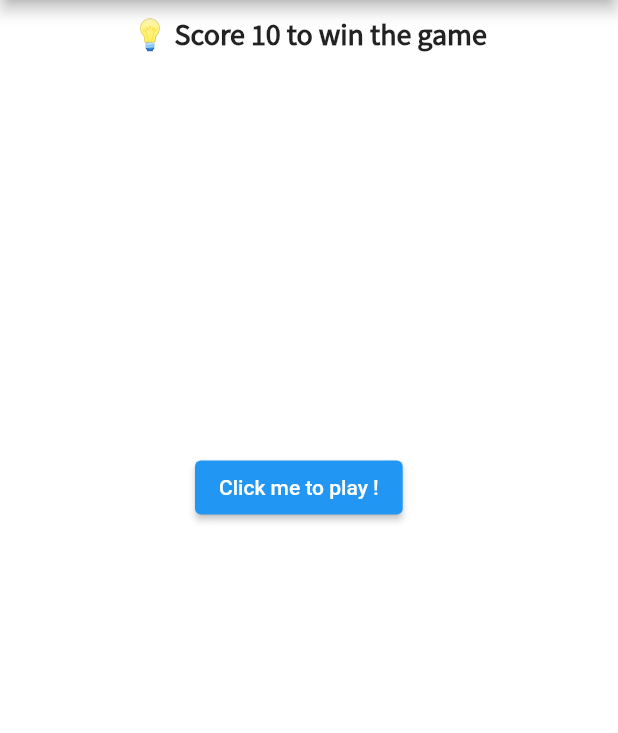
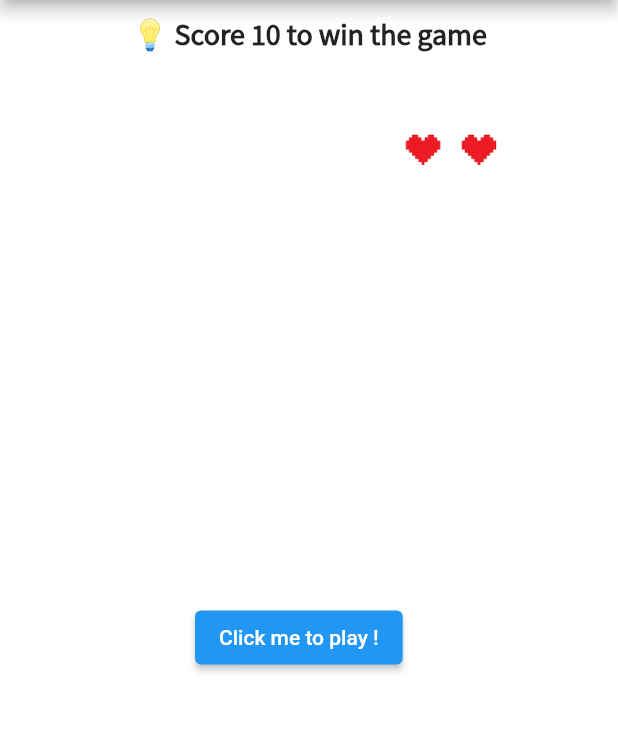
Before and after one commit to AnthonyEdwardStark3000/Flutter, a Flutter app: the screen it shows after launch, after a tap on "Click me to play !", on a phone screen of 412 x 824 dp, the part 84-817 px from its top. Run offline on Flutter 3.47's test engine with Material 2 defaults, Android fonts, the light colour scheme and no system bars; missing offline and left inert: dice_icons.

Commit message:
Dice application in final stage

```diff
--- a/Dice/lib/main.dart
+++ b/Dice/lib/main.dart
@@ -1,5 +1,6 @@
 import 'package:flutter/material.dart';
 import 'package:dice_icons/dice_icons.dart';
+import 'dart:math';
 
 void main() {
   runApp(MaterialApp(
@@ -28,25 +29,39 @@ void main() {
   ));
 }
 
-class DicePage extends StatelessWidget {
+class DicePage extends StatefulWidget {
   const DicePage({Key? key}) : super(key: key);
 
   @override
+  State<DicePage> createState() => _DicePageState();
+}
+
+class _DicePageState extends State<DicePage> {
+  int leftDiceNumber = 1;
+  int rightDiceNumber = 2;
+  int life = 3;
+
+  @override
   Widget build(BuildContext context) {
-    var leftDiceNumber = 1;
-    var rightDiceNumber = 2;
     return Column(
       children: [
         Padding(
-          padding: const EdgeInsets.all(10.0),
+          padding: const EdgeInsets.only(left: 10.0, right: 10.0, top: 10.0),
           child: Text('💡 Score 10 to win the game',
               style: TextStyle(
                   fontWeight: FontWeight.bold,
                   fontFamily: 'SourceSansPro',
                   fontSize: 20.0)),
         ),
+        Row(mainAxisAlignment: MainAxisAlignment.end, children: [
+          Container(
+            child: Expanded(child: Image.asset('images/$life.png')),
+            width: 260,
+            height: 130,
+          )
+        ]),
         Padding(
-          padding: const EdgeInsets.only(top: 40.0, bottom: 10.0),
+          padding: const EdgeInsets.only(bottom: 30.0),
           child: Row(
             children: [
               Expanded(
@@ -67,7 +82,15 @@ class DicePage extends StatelessWidget {
             SizedBox(width: 130.0),
             ElevatedButton(
               onPressed: () {
-                print('Clicked');
+                setState(() {
+                  leftDiceNumber = Random().nextInt(6) + 1;
+                  rightDiceNumber = Random().nextInt(6) + 1;
+                  life--;
+                  if (life <= 0 && (leftDiceNumber + rightDiceNumber != 10)) {
+                    life = 3;
+                    print("Done");
+                  }
+                });
               },
               child: Text('Click me to play !'),
             ),
```
Also changed, not shown: Dice/images/1.png (added), Dice/images/2.png (added), Dice/images/3.png (added).
